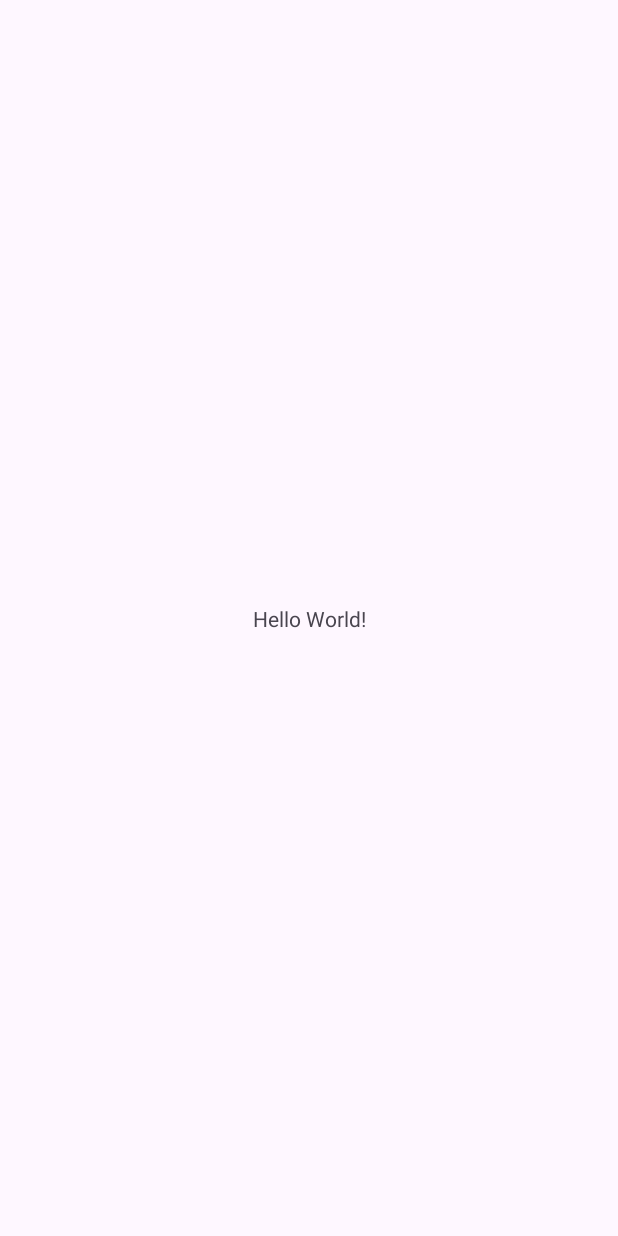
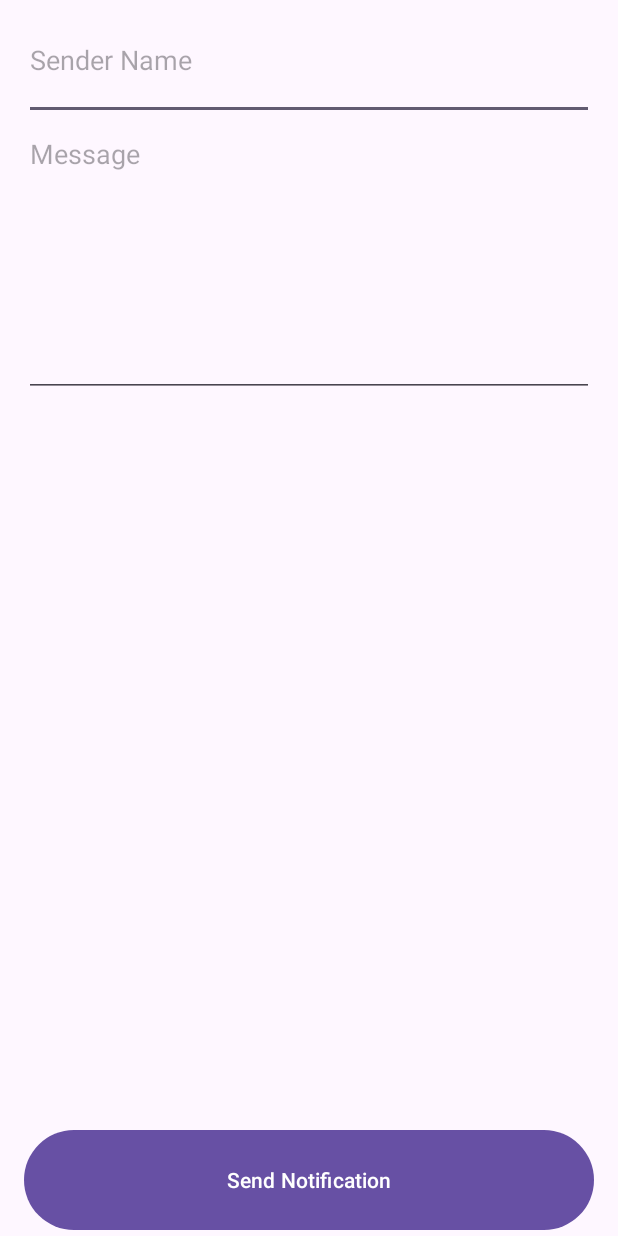
Before and after one commit to JuanEulogio/lab7, an Android app: the screen it shows after launch (MainActivity), on a phone screen of 412 x 824 dp. Before the commit the screen is almost empty. Run offline under Robolectric (Android 15) with nearby library versions, the phone set to English and light mode, and no system bars.

```diff
--- a/app/build.gradle.kts
+++ b/app/build.gradle.kts
@@ -2,9 +2,9 @@ plugins {
     id("com.android.application")
 }
 
-android {
+android{
     namespace = "com.cs407.lab7"
-    compileSdk = 33
+    compileSdk = 34
 
     defaultConfig {
         applicationId = "com.cs407.lab7"
--- a/app/src/main/AndroidManifest.xml
+++ b/app/src/main/AndroidManifest.xml
@@ -1,6 +1,8 @@
 <?xml version="1.0" encoding="utf-8"?>
 <manifest xmlns:android="http://schemas.android.com/apk/res/android"
     xmlns:tools="http://schemas.android.com/tools">
+
+    <uses-permission android:name="android.permission.POST_NOTIFICATIONS"/>
 
     <application
         android:allowBackup="true"
@@ -12,6 +14,8 @@
         android:supportsRtl="true"
         android:theme="@style/Theme.Lab7"
         tools:targetApi="31">
+        <receiver android:name=".ReplyReceiver"/>
+
         <activity
             android:name=".MainActivity"
             android:exported="true">
--- a/app/src/main/java/com/cs407/lab7/MainActivity.java
+++ b/app/src/main/java/com/cs407/lab7/MainActivity.java
@@ -1,15 +1,83 @@
 package com.cs407.lab7;
 
+import androidx.activity.result.ActivityResultLauncher;
+import androidx.activity.result.contract.ActivityResultContracts;
 import androidx.appcompat.app.AppCompatActivity;
+import androidx.core.content.ContextCompat;
+import androidx.core.app.ActivityCompat;
+import androidx.core.content.ContextCompat;
 
+import android.app.Notification;
+import android.app.NotificationChannel;
+import android.app.NotificationManager;
+import android.content.Context;
+import android.content.pm.PackageManager;
+import android.os.Build;
 import android.os.Bundle;
+import android.widget.Button;
+import android.widget.EditText;
+import android.widget.Toast;
+import androidx.core.app.ActivityCompat;
+import androidx.core.content.ContextCompat;
 
 public class MainActivity extends AppCompatActivity {
+    //Before sendint the notification, we should first request for the
+    //permission of posting notifications, and then invoke showNotification() to send it.
+    //In lab 4, you have already learned how to use ActivityCompat.requestPermissions
+    //to request for permissions. Here, we use a different way which is introduced in higher
+    //versions of Android and is more convenient. With this way, there’s no need to define
+    //request code
 
+    //we first declared the private field requestPermissionLauncher2 that acts as the
+    //callback when permission is either granted or refused. We send a toast if the permission is
+    //refused.
+    private final ActivityResultLauncher<String> requestPermissionLauncher = registerForActivityResult(new ActivityResultContracts.RequestPermission(), isGranted ->{
+            if(!isGranted) {
+                //Note: we get the file string "please allow notification"
+                Toast.makeText(this, R.string.please_allow_notification, Toast.LENGTH_LONG).show();
+            }
+    });
+
+    //in requestPermission, we first check for Android version, since you don’t
+    //need permission to send notifications below Android 13. Then, we check if we’ve already
+    //been granted the permission on L.27, and request it with requestPermissionLauncher
+    //when necessary
+    private void requestPermission() {
+        if (Build.VERSION.SDK_INT < Build.VERSION_CODES.TIRAMISU) {
+            //Notification Permission not required till Android 13 (Tiramisu)
+            return;
+        }
+
+        if (ContextCompat.checkSelfPermission(getApplicationContext(), android.Manifest.permission.POST_NOTIFICATIONS) !=
+                PackageManager.PERMISSION_GRANTED) {
+            // Permission not granted
+            requestPermissionLauncher.launch(android.Manifest.permission.POST_NOTIFICATIONS);
+        }
+    }
 
     @Override
     protected void onCreate(Bundle savedInstanceState) {
         super.onCreate(savedInstanceState);
         setContentView(R.layout.activity_main);
+
+        Button buttonSend = findViewById(R.id.button);
+        EditText editTextSender = findViewById(R.id.editTextSender);
+        EditText editTextMessage = findViewById(R.id.editTextMessage);
+
+        //Note: on start we request here
+        requestPermission();
+
+        //make our channel
+        NotificationHelper.getInstance().createNotificationChannel(getApplicationContext());
+
+        buttonSend.setOnClickListener (view -> {
+            //we get the text info and set via our setNotificaitonContent method
+            NotificationHelper.getInstance().appendNotificationItem(
+                    editTextSender .getText (). toString(), editTextMessage. getText () . toString ()
+            );
+            //we show the notification
+            // id= -1 because this is a new notification in our list
+            NotificationHelper.getInstance().showNotification(getApplicationContext(), -1);
+        });
     }
 }
--- /dev/null
+++ b/app/src/main/java/com/cs407/lab7/NotificationHelper.java
@@ -0,0 +1,152 @@
+package com.cs407.lab7;
+
+import android.Manifest;
+import android.app.NotificationChannel;
+import android.app.NotificationManager;
+import android.app.PendingIntent;
+import android.content.Context;
+import android.content.Intent;
+import android.content.pm.PackageManager;
+import android.os.Build;
+import android.util.Log;
+
+import androidx.core.app.ActivityCompat;
+import androidx.core.app.NotificationCompat;
+import androidx.core.app.NotificationManagerCompat;
+import androidx.core.app.RemoteInput;
+
+import java.util.ArrayList;
+
+public class NotificationHelper {
+
+    //The constructor is set as private, meaning that an instante of this class cannot be created
+    //anywhere outside of it. The static variable INSTANCE stores the only instance of this class.
+
+    private static final NotificationHelper INSTANCE = new NotificationHelper ();
+
+
+    //NOTE: The constructor is set as private, meaning that an instante of this class cannot be created
+    //anywhere outside of it(our package). This is a security reason
+    private NotificationHelper() {}
+
+
+
+    //The getter getInstance returns a reference of the only instance
+    public static NotificationHelper getInstance() {
+        return INSTANCE;
+    }
+
+
+
+    //Note: static final. It will be the name our channel in this app notification
+    public static final String CHANNEL_ID = "channel_chat";
+
+    //used as the ID for the “Reply” textbox. We need this so we know were our reply reciever should
+    //connect with in our ReplyReceriver
+    public static final String TEXT_REPLY = "text_reply";
+
+
+
+
+    public void createNotificationChannel(Context context) {
+        if (Build.VERSION.SDK_INT >= Build.VERSION_CODES.O){
+            //Note: CharSequence
+            CharSequence name = context.getString(R.string.channel_name);
+
+            String description = context.getString(R.string.channel_description);
+
+            int importance = NotificationManager.IMPORTANCE_HIGH;
+
+            //Note: make the channel here with "NotificationChannel"
+            NotificationChannel channel = new NotificationChannel(CHANNEL_ID, name, importance);
+            channel.setDescription(description);
+
+            //the new NotificationChannel object is registered with the Android System.
+            NotificationManager notificationManager = context.getSystemService(NotificationManager.class);
+            notificationManager.createNotificationChannel(channel);
+        }
+    }
+
+
+
+
+    //NOTE: This is where we will store our list of notifications(?). ID= its index
+    final ArrayList<NotificationItem> notificationItems = new ArrayList<>();
+
+    public void appendNotificationItem(String sender, String message) {
+        //make the notification object
+        NotificationItem item = new NotificationItem (
+                sender,
+                message,
+                notificationItems.size ()
+        );
+        //add new notification to list
+        notificationItems.add (item);
+    }
+
+
+    public void showNotification(Context context, int id) {
+        if (ActivityCompat.checkSelfPermission (context, Manifest.permission.POST_NOTIFICATIONS)
+                != PackageManager.PERMISSION_GRANTED) {
+            return;
+        }
+
+        NotificationItem item;
+        if (id == -1) {
+            item = notificationItems.get (notificationItems.size () - 1);
+        } else {
+            item = notificationItems.get(id);
+        }
+
+
+        //The following is to make a reply Action in our notifications
+        //(note, im pretty sure this only works in more modern phones)
+
+        //1) We first create a RemoteInput object that makes the "TEXT_REPLY" reply textbox in the
+        //notification
+        RemoteInput remoteInput = new RemoteInput.Builder(TEXT_REPLY)
+                .setLabel (context.getString (R.string.reply))
+                .build();
+
+        //2) Then, we create the Intent that will be passed to the broadcast receiver. The
+        //intent contains the ID of the notification.
+        Intent replyIntent = new Intent(context, ReplyReceiver.class);
+        //we send the intent input to ReplyReceiver here
+        replyIntent.putExtra("id", item.getId());
+
+        //3) The next step is creating a PendingIntent for the broadcast that will be sent
+        //to our application after the user has provided the reply through the notification.
+        //It contains a reference to the intent.
+        PendingIntent replyPendingIntent =
+                PendingIntent. getBroadcast(context,
+                        item.getId(),
+                        replyIntent,
+                        PendingIntent .FLAG_MUTABLE | PendingIntent .FLAG_UPDATE_CURRENT);
+
+        //4) we create the action that includes the RemoteInput and the PendingIntent,
+        //and add the action to the notification.
+        NotificationCompat.Action action =
+                new NotificationCompat.Action. Builder (R.drawable.ic_reply_icon,
+                        context.getString (R.string.reply), replyPendingIntent)
+                        .addRemoteInput(remoteInput)
+                        .build();
+
+
+        //This is where actually compile and show the notification
+        NotificationCompat.Builder builder = new NotificationCompat.Builder(context, CHANNEL_ID)
+                .setSmallIcon(R.drawable.ic_launcher_foreground)
+                .setVisibility(NotificationCompat.VISIBILITY_PRIVATE)
+                .setContentTitle (item.getSender())
+                .setContentText (item.getMessage())
+                //NOTE: we also add our reply ACTION we want to do
+                .addAction(action)
+                .setPriority (NotificationCompat.PRIORITY_DEFAULT);
+
+        //sends out the notification that we’ve just built
+        NotificationManagerCompat notificationManager = NotificationManagerCompat.from (context);
+        notificationManager.notify(item.getId(), builder.build());
+    }
+
+
+
+}
--- a/app/src/main/res/layout/activity_main.xml
+++ b/app/src/main/res/layout/activity_main.xml
@@ -1,18 +1,43 @@
 <?xml version="1.0" encoding="utf-8"?>
-<androidx.constraintlayout.widget.ConstraintLayout xmlns:android="http://schemas.android.com/apk/res/android"
-    xmlns:app="http://schemas.android.com/apk/res-auto"
-    xmlns:tools="http://schemas.android.com/tools"
+<LinearLayout xmlns:android="http://schemas.android.com/apk/res/android"
     android:layout_width="match_parent"
     android:layout_height="match_parent"
-    tools:context=".MainActivity">
+    android:gravity="center"
+    android:orientation="vertical"
+    android:paddingLeft="16dp"
+    android:paddingRight="16dp">
 
-    <TextView
-        android:layout_width="wrap_content"
+
+    <EditText
+        android:id="@+id/editTextSender"
+        android:layout_width="match_parent"
         android:layout_height="wrap_content"
-        android:text="Hello World!"
-        app:layout_constraintBottom_toBottomOf="parent"
-        app:layout_constraintEnd_toEndOf="parent"
-        app:layout_constraintStart_toStartOf="parent"
-        app:layout_constraintTop_toTopOf="parent" />
+        android:layout_weight="1"
+        android:ems="10"
+        android:hint="Sender Name"
+        android:inputType="text" />
 
-</androidx.constraintlayout.widget.ConstraintLayout>
+    <EditText
+        android:id="@+id/editTextMessage"
+        android:layout_width="match_parent"
+        android:layout_height="150dp"
+        android:layout_weight="1"
+        android:ems="10"
+        android:gravity="start|top"
+        android:hint="Message"
+        android:inputType="textMultiLine" />
+
+    <Space
+        android:layout_width="match_parent"
+        android:layout_height="450dp"
+        android:layout_weight="1" />
+
+    <Button
+        android:id="@+id/button"
+        android:layout_width="match_parent"
+        android:layout_height="40dp"
+        android:layout_weight="1"
+        android:text="@string/send_notification" />
+
+
+</LinearLayout>
--- a/app/src/main/res/values/strings.xml
+++ b/app/src/main/res/values/strings.xml
@@ -1,3 +1,12 @@
 <resources>
-    <string name="app_name">lab7</string>
-</resources>
+    <string name="app_name">lab7-student</string>
+    <string name= "send_notification">Send Notification</string>
+    <string name="sender_name">Sender Name</string>
+    <string name="message">Message</string>
+    <string name="please_allow_notification">Please allow all notifications to continue.</string>
+    <string name="channel_name">Chat</string>
+    <string name="channel_description">All chat messages</string>
+    <string name="hide_on_lockscreen">Hide content when locked</string>
+    <string name= "reply">Reply</string>
+    <string name="replied">Replied: %1$s (to message %2$d)</string>
+    </resources>
```
Also changed, not shown: app/src/main/java/com/cs407/lab7/NotificationItem.java (added, +22 -0 lines), app/src/main/java/com/cs407/lab7/ReplyReceiver.java (added, +47 -0 lines).
